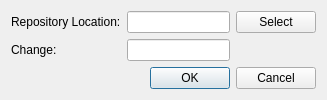
Old version of the form src/plugins/git/changeselectiondialog.ui in the repository qt-creator/qt-creator.
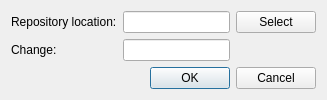
New version of the form.

What changed in the file:
```diff
--- a/src/plugins/git/changeselectiondialog.ui
+++ b/src/plugins/git/changeselectiondialog.ui
@@ -17,7 +17,7 @@
    <item row="0" column="0">
     <widget class="QLabel" name="label">
      <property name="text">
-      <string>Repository Location:</string>
+      <string>Repository location:</string>
      </property>
     </widget>
    </item>
```
